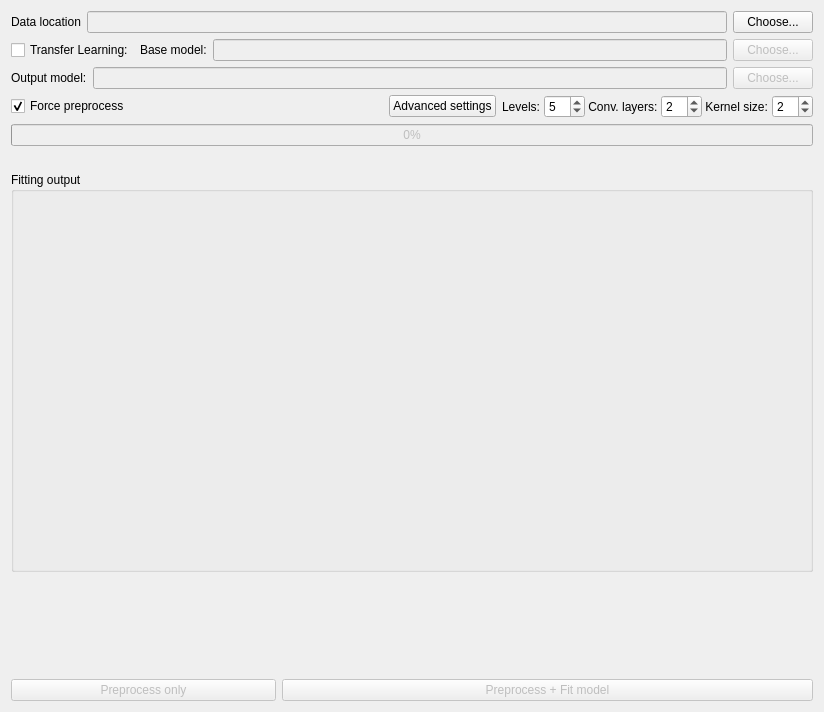
First picture: the form in src/dafne_models/ui/ModelTrainer.ui, repository Div123-star/DAFNEABDOMEN, before the edit.
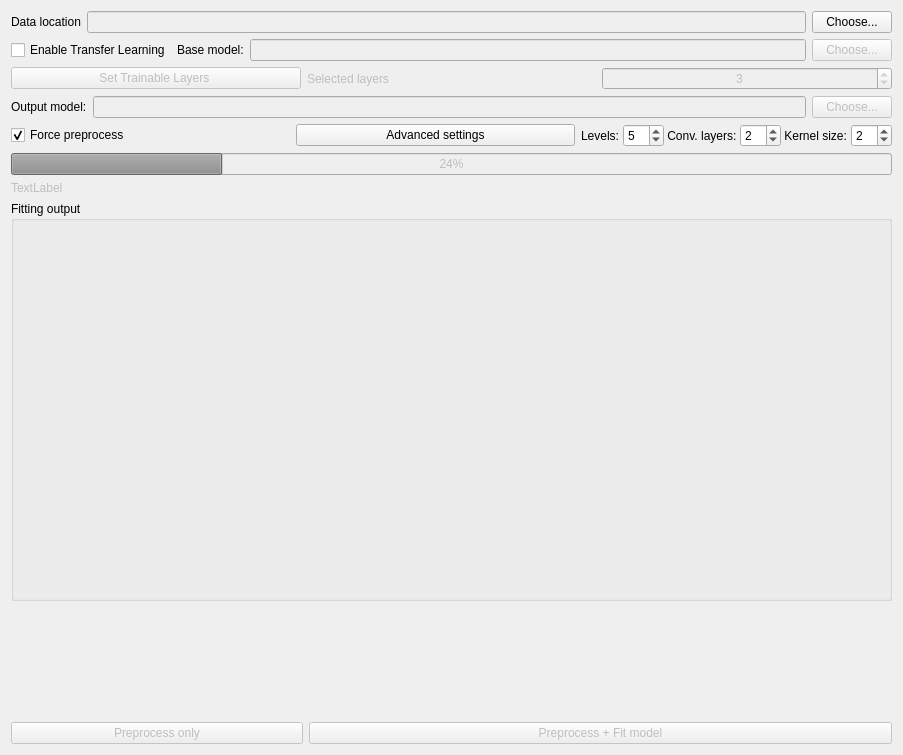
Second picture: the form after the edit.

```diff
--- a/src/dafne_models/ui/ModelTrainer.ui
+++ b/src/dafne_models/ui/ModelTrainer.ui
@@ -6,8 +6,8 @@
    <rect>
     <x>0</x>
     <y>0</y>
-    <width>824</width>
-    <height>712</height>
+    <width>903</width>
+    <height>755</height>
    </rect>
   </property>
   <property name="windowTitle">
@@ -53,7 +53,7 @@
      <item>
       <widget class="QCheckBox" name="transfer_learning_checkBox">
        <property name="text">
-        <string>Transfer Learning:</string>
+        <string>Enable Transfer Learning</string>
        </property>
       </widget>
      </item>
@@ -92,6 +92,52 @@
      </item>
     </layout>
    </item>
+   <item>
+    <layout class="QHBoxLayout" name="horizontalLayout_7">
+     <item>
+      <widget class="QPushButton" name="trainableLayersButton">
+       <property name="enabled">
+        <bool>false</bool>
+       </property>
+       <property name="text">
+        <string>Set Trainable Layers </string>
+       </property>
+      </widget>
+     </item>
+     <item>
+      <widget class="QLabel" name="layerLabel">
+       <property name="enabled">
+        <bool>false</bool>
+       </property>
+       <property name="text">
+        <string>Selected layers</string>
+       </property>
+      </widget>
+     </item>
+     <item>
+      <widget class="QSpinBox" name="spinBox">
+       <property name="enabled">
+        <bool>false</bool>
+       </property>
+       <property name="alignment">
+        <set>Qt::AlignCenter</set>
+       </property>
+       <property name="minimum">
+        <number>1</number>
+       </property>
+       <property name="maximum">
+        <number>116</number>
+       </property>
+       <property name="singleStep">
+        <number>1</number>
+       </property>
+       <property name="value">
+        <number>3</number>
+       </property>
+      </widget>
+     </item>
+    </layout>
+   </item>
    <item>
     <layout class="QHBoxLayout" name="horizontalLayout_2">
      <item>
@@ -141,19 +187,6 @@
        </property>
       </widget>
      </item>
-     <item>
-      <spacer name="horizontalSpacer">
-       <property name="orientation">
-        <enum>Qt::Horizontal</enum>
-       </property>
-       <property name="sizeHint" stdset="0">
-        <size>
-         <width>40</width>
-         <height>20</height>
-        </size>
-       </property>
-      </spacer>
-     </item>
      <item>
       <widget class="QPushButton" name="advanced_button">
        <property name="enabled">
@@ -274,14 +307,17 @@
       <bool>false</bool>
      </property>
      <property name="value">
-      <number>0</number>
+      <number>24</number>
      </property>
     </widget>
    </item>
    <item>
-    <widget class="QLabel" name="progress_Label">
+    <widget class="QLabel" name="progress_Label&#10;">
+     <property name="enabled">
+      <bool>false</bool>
+     </property>
      <property name="text">
-      <string/>
+      <string>TextLabel</string>
      </property>
     </widget>
    </item>
```
